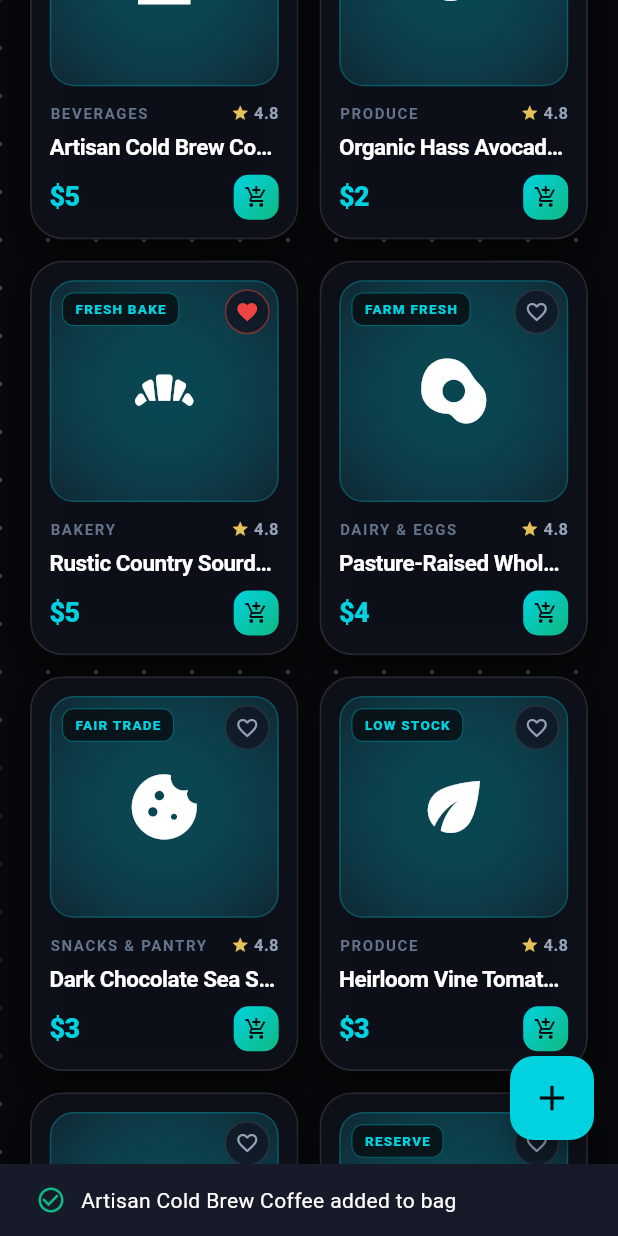
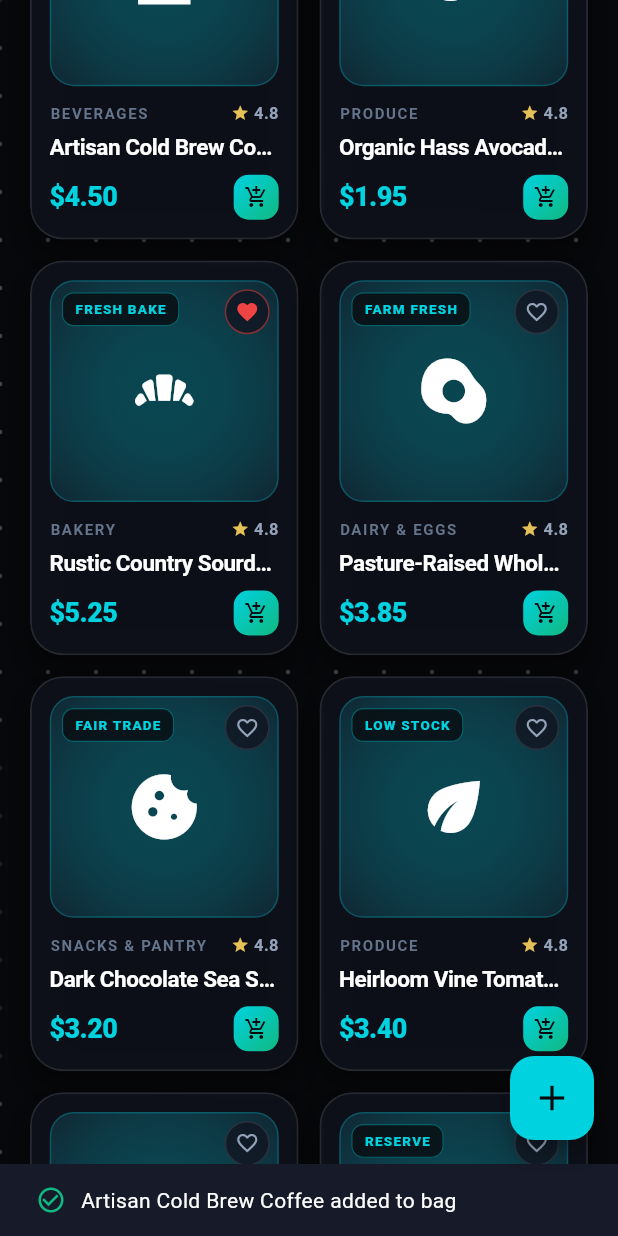
Before and after one commit to Merdikai/Mini-Market, a Flutter app: the HomeScreen screen opened directly, scrolled down 576 dp, after a tap on the "add shopping cart" icon, on a phone screen of 412 x 824 dp. Run offline on Flutter 3.47's test engine with Material 3 defaults, Android fonts, the phone set to English and light mode, and no system bars; accounts and stored records are empty; network calls fail.

Commit message:
fix(ui): eliminate RenderFlex layout overflows in ProductCard on dense mobile viewports

```diff
--- a/lib/widgets/product_card.dart
+++ b/lib/widgets/product_card.dart
@@ -139,8 +139,11 @@ class ProductCard extends StatelessWidget {
             Row(
               mainAxisAlignment: MainAxisAlignment.spaceBetween,
               children: [
-                Text(
+                Expanded(
+                  child: Text(
                     product.category.toUpperCase(),
+                    maxLines: 1,
+                    overflow: TextOverflow.ellipsis,
                     style: const TextStyle(
                       color: AppColors.textMuted,
                       fontSize: 10,
@@ -148,7 +151,10 @@ class ProductCard extends StatelessWidget {
                       letterSpacing: 1.1,
                     ),
                   ),
+                ),
+                const SizedBox(width: 4),
                 Row(
+                  mainAxisSize: MainAxisSize.min,
                   children: [
                     const Icon(Icons.star, size: 12, color: AppColors.champagneGold),
                     const SizedBox(width: 3),
@@ -185,8 +191,11 @@ class ProductCard extends StatelessWidget {
               mainAxisAlignment: MainAxisAlignment.spaceBetween,
               crossAxisAlignment: CrossAxisAlignment.center,
               children: [
-                Text(
-                  '\$${product.price.toStringAsFixed(0)}',
+                Flexible(
+                  child: Text(
+                    '\$${product.price.toStringAsFixed(product.price.truncateToDouble() == product.price ? 0 : 2)}',
+                    overflow: TextOverflow.ellipsis,
+                    maxLines: 1,
                     style: const TextStyle(
                       color: AppColors.neonCyan,
                       fontSize: 18,
@@ -194,6 +203,8 @@ class ProductCard extends StatelessWidget {
                       letterSpacing: -0.4,
                     ),
                   ),
+                ),
+                const SizedBox(width: 4),
                 GestureDetector(
                   onTap: () {
                     store.addToCart(product, 1);
@@ -205,9 +216,13 @@ class ProductCard extends StatelessWidget {
                             const Icon(Icons.check_circle_outline,
                                 color: AppColors.cyberEmerald, size: 20),
                             const SizedBox(width: 10),
-                            Text(
+                            Expanded(
+                              child: Text(
                                 '${product.title} added to bag',
+                                maxLines: 1,
+                                overflow: TextOverflow.ellipsis,
                                 style: const TextStyle(color: Colors.white),
+                              ),
                             ),
                           ],
                         ),
```
Lines whose indentation alone changed are shown as unchanged.
